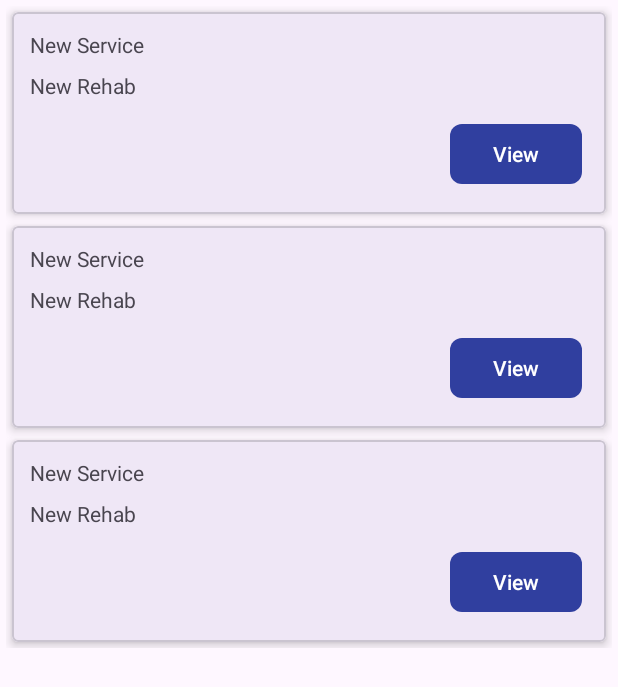
After one commit to EQua-Dev/MentalHealthProblemsApplication, an Android app: the layout fragment_client_notification_meeting_schedule.xml on its own in the app's theme, with its tools: preview values and no code run, on a phone screen of 412 x 824 dp. The commit adds this screen. Shown: the top 687 px of the screen. Run offline under Robolectric (Android 15) with nearby library versions, the phone set to English and light mode, and no system bars.

Commit message:
implemented schedule feature

```diff
--- a/app/src/main/java/com/androidstrike/schoolprojects/mentalhealthproblemsapplication/model/ScheduleForm.kt
+++ b/app/src/main/java/com/androidstrike/schoolprojects/mentalhealthproblemsapplication/model/ScheduleForm.kt
@@ -5,6 +5,7 @@ data class ScheduleForm(
     val notificationOfCustomerRequestFormID: String = "",
     val requestFormID: String = "",
     val customerID: String = "",
+    val organisationID: String = "",
     val organisationProfileServiceID: String = "",
     val serviceType: String = "",
     val requestFormStatus: String = "",
--- /dev/null
+++ b/app/src/main/res/layout/client_booking_result_schedules_custom_layout.xml
@@ -0,0 +1,47 @@
+<?xml version="1.0" encoding="utf-8"?>
+<com.google.android.material.card.MaterialCardView xmlns:android="http://schemas.android.com/apk/res/android"
+    android:layout_width="match_parent"
+    android:layout_height="wrap_content"
+    xmlns:app="http://schemas.android.com/apk/res-auto"
+    xmlns:tools="http://schemas.android.com/tools"
+    app:cardElevation="@dimen/padding_mini"
+    android:layout_margin="@dimen/padding_mini"
+    app:cardCornerRadius="@dimen/padding_mini">
+
+    <RelativeLayout
+        android:layout_width="match_parent"
+        android:layout_height="match_parent"
+        android:layout_margin="@dimen/padding_mini"
+        android:padding="@dimen/padding_mini">
+
+        <TextView
+            android:layout_width="wrap_content"
+            android:layout_height="wrap_content"
+            tools:text="New Service"
+            android:id="@+id/txt_client_booking_result_schedule_service_name"
+            android:padding="@dimen/padding_mini"/>
+
+        <TextView
+            android:layout_width="wrap_content"
+            android:layout_height="wrap_content"
+            tools:text="New Rehab"
+            android:id="@+id/txt_client_booking_result_schedule_facility_name"
+            android:layout_below="@id/txt_client_booking_result_schedule_service_name"
+            android:padding="@dimen/padding_mini"/>
+
+        <com.google.android.material.button.MaterialButton
+            android:id="@+id/client_notification_schedule_view_details_btn"
+            android:layout_width="wrap_content"
+            android:layout_height="wrap_content"
+            android:layout_alignParentEnd="true"
+            android:layout_below="@+id/txt_client_booking_result_schedule_facility_name"
+            android:layout_centerHorizontal="true"
+            android:layout_margin="@dimen/padding_midi"
+            android:padding="@dimen/padding_mini"
+            android:text="@string/client_notification_view_btn"
+            app:backgroundTint="@color/custom_client_accent_color"
+            app:cornerRadius="@dimen/margin_mini" />
+
+    </RelativeLayout>
+
+</com.google.android.material.card.MaterialCardView>
--- /dev/null
+++ b/app/src/main/res/layout/fragment_client_notification_meeting_schedule.xml
@@ -0,0 +1,18 @@
+<?xml version="1.0" encoding="utf-8"?>
+<FrameLayout xmlns:android="http://schemas.android.com/apk/res/android"
+    xmlns:tools="http://schemas.android.com/tools"
+    android:layout_width="match_parent"
+    android:layout_height="match_parent"
+    tools:context=".client.clientnotification.ClientNotificationMeetingSchedule">
+
+
+    <androidx.recyclerview.widget.RecyclerView
+        android:layout_width="match_parent"
+        android:layout_height="wrap_content"
+        android:padding="@dimen/padding_mini"
+        android:id="@+id/rv_client_booking_result_schedule"
+        tools:listitem="@layout/client_booking_result_schedules_custom_layout"
+        tools:itemCount="3"/>
+
+
+</FrameLayout>
--- a/app/src/main/res/values/strings.xml
+++ b/app/src/main/res/values/strings.xml
@@ -225,7 +225,7 @@
         <item>Support Group Meetings</item>
         <item>Mediation and Relaxation Sessions</item>
     </string-array>
-       <string-array name="med_pro_service">
+    <string-array name="med_pro_service">
         <item>Initial Meeting for Disorder Diagnosis</item>
         <item>Follow up Meeting after diagnosis placed</item>
         <item>Treatment with Prescribed Medication After Diagnosis</item>
```
Also changed, not shown: app/src/main/java/com/androidstrike/schoolprojects/mentalhealthproblemsapplication/client/clientnotification/ClientBookingResponseScheduleAdapter.kt (added, +24 -0 lines), app/src/main/java/com/androidstrike/schoolprojects/mentalhealthproblemsapplication/client/clientnotification/ClientNotificationBase.kt (added, +107 -0 lines), app/src/main/java/com/androidstrike/schoolprojects/mentalhealthproblemsapplication/client/clientnotification/ClientNotificationMeetingSchedule.kt (added, +213 -0 lines), app/src/main/java/com/androidstrike/schoolprojects/mentalhealthproblemsapplication/client/clientnotification/ClientNotificationPagerAdapter.kt (added, +46 -0 lines), app/src/main/res/layout/fragment_client_nitification_base.xml (added, +37 -0 lines).
